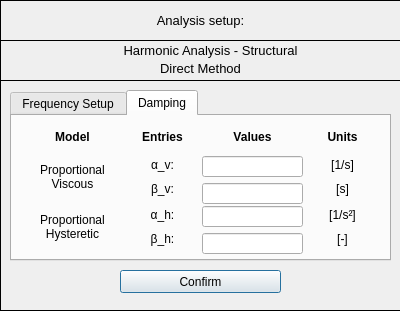
First picture: the form in pulse/uix/user_input/ui/analysisSetupInput_DirectMethod.ui, repository open-pulse/OpenPulse, before the edit.
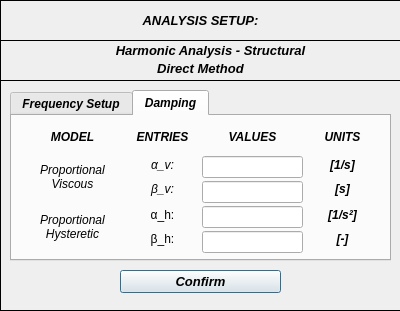
Second picture: the form after the edit. The open tabs and pages were chosen to show the change. Icons and pictures are not drawn.

What changed in the file:
```diff
--- a/pulse/uix/user_input/ui/analysisSetupInput_DirectMethod.ui
+++ b/pulse/uix/user_input/ui/analysisSetupInput_DirectMethod.ui
@@ -75,12 +75,15 @@
      </property>
      <property name="font">
       <font>
+       <family>Arial</family>
        <pointsize>10</pointsize>
-       <italic>false</italic>
+       <weight>75</weight>
+       <italic>true</italic>
+       <bold>true</bold>
       </font>
      </property>
      <property name="text">
-      <string>Analysis setup:</string>
+      <string>ANALYSIS SETUP:</string>
      </property>
      <property name="textFormat">
       <enum>Qt::AutoText</enum>
@@ -134,8 +137,11 @@
       </property>
       <property name="font">
        <font>
+        <family>Arial</family>
         <pointsize>10</pointsize>
-        <italic>false</italic>
+        <weight>75</weight>
+        <italic>true</italic>
+        <bold>true</bold>
        </font>
       </property>
       <property name="text">
@@ -159,8 +165,11 @@
       </property>
       <property name="font">
        <font>
+        <family>Arial</family>
         <pointsize>10</pointsize>
-        <italic>false</italic>
+        <weight>75</weight>
+        <italic>true</italic>
+        <bold>true</bold>
        </font>
       </property>
       <property name="text">
@@ -183,6 +192,14 @@
        <height>171</height>
       </rect>
      </property>
+     <property name="font">
+      <font>
+       <family>Arial</family>
+       <weight>75</weight>
+       <italic>true</italic>
+       <bold>true</bold>
+      </font>
+     </property>
      <property name="currentIndex">
       <number>0</number>
      </property>
@@ -193,9 +210,9 @@
       <widget class="QWidget" name="verticalLayoutWidget_13">
        <property name="geometry">
         <rect>
-         <x>120</x>
+         <x>146</x>
          <y>10</y>
-         <width>171</width>
+         <width>123</width>
          <height>21</height>
         </rect>
        </property>
@@ -209,7 +226,7 @@
            </font>
           </property>
           <property name="text">
-           <string>Values</string>
+           <string>VALUES</string>
           </property>
           <property name="alignment">
            <set>Qt::AlignCenter</set>
@@ -221,7 +238,7 @@
       <widget class="QWidget" name="verticalLayoutWidget_14">
        <property name="geometry">
         <rect>
-         <x>300</x>
+         <x>282</x>
          <y>10</y>
          <width>61</width>
          <height>21</height>
@@ -237,7 +254,7 @@
            </font>
           </property>
           <property name="text">
-           <string>Units</string>
+           <string>UNITS</string>
           </property>
           <property name="alignment">
            <set>Qt::AlignCenter</set>
@@ -249,7 +266,7 @@
       <widget class="QWidget" name="verticalLayoutWidget_15">
        <property name="geometry">
         <rect>
-         <x>10</x>
+         <x>24</x>
          <y>10</y>
          <width>101</width>
          <height>21</height>
@@ -265,7 +282,7 @@
            </font>
           </property>
           <property name="text">
-           <string>Entries</string>
+           <string>ENTRIES</string>
           </property>
           <property name="alignment">
            <set>Qt::AlignCenter</set>
@@ -277,7 +294,7 @@
       <widget class="QWidget" name="verticalLayoutWidget_16">
        <property name="geometry">
         <rect>
-         <x>10</x>
+         <x>24</x>
          <y>40</y>
          <width>101</width>
          <height>91</height>
@@ -319,28 +336,67 @@
       <widget class="QWidget" name="verticalLayoutWidget_17">
        <property name="geometry">
         <rect>
-         <x>120</x>
+         <x>144</x>
          <y>40</y>
-         <width>171</width>
-         <height>91</height>
+         <width>125</width>
+         <height>95</height>
         </rect>
        </property>
        <layout class="QVBoxLayout" name="verticalLayout_17">
         <item>
-         <widget class="QLineEdit" name="lineEdit_min"/>
+         <widget class="QLineEdit" name="lineEdit_min">
+          <property name="font">
+           <font>
+            <family>Arial</family>
+            <pointsize>10</pointsize>
+            <weight>75</weight>
+            <italic>true</italic>
+            <bold>true</bold>
+           </font>
+          </property>
+          <property name="alignment">
+           <set>Qt::AlignCenter</set>
+          </property>
+         </widget>
         </item>
         <item>
-         <widget class="QLineEdit" name="lineEdit_max"/>
+         <widget class="QLineEdit" name="lineEdit_max">
+          <property name="font">
+           <font>
+            <family>Arial</family>
+            <pointsize>10</pointsize>
+            <weight>75</weight>
+            <italic>true</italic>
+            <bold>true</bold>
+           </font>
+          </property>
+          <property name="alignment">
+           <set>Qt::AlignCenter</set>
+          </property>
+         </widget>
         </item>
         <item>
-         <widget class="QLineEdit" name="lineEdit_step"/>
+         <widget class="QLineEdit" name="lineEdit_step">
+          <property name="font">
+           <font>
+            <family>Arial</family>
+            <pointsize>10</pointsize>
+            <weight>75</weight>
+            <italic>true</italic>
+            <bold>true</bold>
+           </font>
+          </property>
+          <property name="alignment">
+           <set>Qt::AlignCenter</set>
+          </property>
+         </widget>
         </item>
        </layout>
       </widget>
       <widget class="QWidget" name="verticalLayoutWidget_18">
        <property name="geometry">
         <rect>
-         <x>300</x>
+         <x>282</x>
          <y>40</y>
          <width>61</width>
          <height>91</height>
@@ -403,7 +459,7 @@
            </font>
           </property>
           <property name="text">
-           <string>Model</string>
+           <string>MODEL</string>
           </property>
           <property name="alignment">
            <set>Qt::AlignCenter</set>
@@ -431,7 +487,7 @@
            </font>
           </property>
           <property name="text">
-           <string>Entries</string>
+           <string>ENTRIES</string>
           </property>
           <property name="alignment">
            <set>Qt::AlignCenter</set>
@@ -459,7 +515,7 @@
            </font>
           </property>
           <property name="text">
-           <string>Values</string>
+           <string>VALUES</string>
           </property>
           <property name="alignment">
            <set>Qt::AlignCenter</set>
@@ -487,7 +543,7 @@
            </font>
           </property>
           <property name="text">
-           <string>Units</string>
+           <string>UNITS</string>
           </property>
           <property name="alignment">
            <set>Qt::AlignCenter</set>
@@ -610,6 +666,14 @@
        <layout class="QVBoxLayout" name="verticalLayout_8">
         <item>
          <widget class="QLabel" name="label_13">
+          <property name="font">
+           <font>
+            <family>Arial</family>
+            <weight>50</weight>
+            <italic>false</italic>
+            <bold>false</bold>
+           </font>
+          </property>
           <property name="text">
            <string>α_h:</string>
           </property>
@@ -620,6 +684,13 @@
         </item>
         <item>
          <widget class="QLabel" name="label_12">
+          <property name="font">
+           <font>
+            <weight>50</weight>
+            <italic>false</italic>
+            <bold>false</bold>
+           </font>
+          </property>
           <property name="text">
            <string>β_h:</string>
           </property>
@@ -636,15 +707,42 @@
          <x>190</x>
          <y>40</y>
          <width>101</width>
-         <height>48</height>
+         <height>47</height>
         </rect>
        </property>
        <layout class="QVBoxLayout" name="verticalLayout_9">
+        <property name="spacing">
+         <number>3</number>
+        </property>
         <item>
-         <widget class="QLineEdit" name="lineEdit_av"/>
+         <widget class="QLineEdit" name="lineEdit_av">
+          <property name="font">
+           <font>
+            <family>Arial</family>
+            <weight>75</weight>
+            <italic>true</italic>
+            <bold>true</bold>
+           </font>
+          </property>
+          <property name="alignment">
+           <set>Qt::AlignCenter</set>
+          </property>
+         </widget>
         </item>
         <item>
-         <widget class="QLineEdit" name="lineEdit_bv"/>
+         <widget class="QLineEdit" name="lineEdit_bv">
+          <property name="font">
+           <font>
+            <family>Arial</family>
+            <weight>75</weight>
+            <italic>true</italic>
+            <bold>true</bold>
+           </font>
+          </property>
+          <property name="alignment">
+           <set>Qt::AlignCenter</set>
+          </property>
+         </widget>
         </item>
        </layout>
       </widget>
@@ -718,15 +816,42 @@
          <x>190</x>
          <y>90</y>
          <width>101</width>
-         <height>48</height>
+         <height>47</height>
         </rect>
        </property>
        <layout class="QVBoxLayout" name="verticalLayout_12">
+        <property name="spacing">
+         <number>3</number>
+        </property>
         <item>
-         <widget class="QLineEdit" name="lineEdit_ah"/>
+         <widget class="QLineEdit" name="lineEdit_ah">
+          <property name="font">
+           <font>
+            <family>Arial</family>
+            <weight>75</weight>
+            <italic>true</italic>
+            <bold>true</bold>
+           </font>
+          </property>
+          <property name="alignment">
+           <set>Qt::AlignCenter</set>
+          </property>
+         </widget>
         </item>
         <item>
-         <widget class="QLineEdit" name="lineEdit_bh"/>
+         <widget class="QLineEdit" name="lineEdit_bh">
+          <property name="font">
+           <font>
+            <family>Arial</family>
+            <weight>75</weight>
+            <italic>true</italic>
+            <bold>true</bold>
+           </font>
+          </property>
+          <property name="alignment">
+           <set>Qt::AlignCenter</set>
+          </property>
+         </widget>
         </item>
        </layout>
       </widget>
@@ -741,6 +866,15 @@
        <height>23</height>
       </rect>
      </property>
+     <property name="font">
+      <font>
+       <family>Arial</family>
+       <pointsize>10</pointsize>
+       <weight>75</weight>
+       <italic>true</italic>
+       <bold>true</bold>
+      </font>
+     </property>
      <property name="text">
       <string>Confirm</string>
      </property>
```
